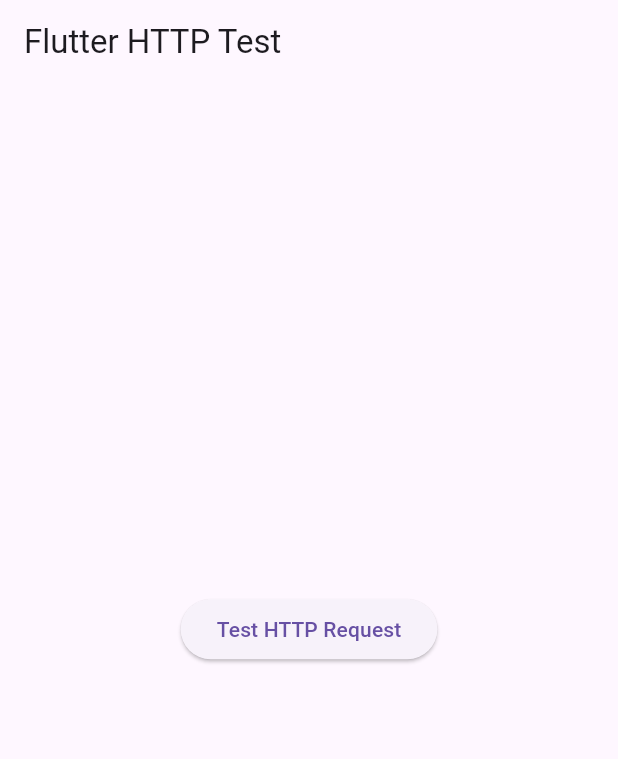
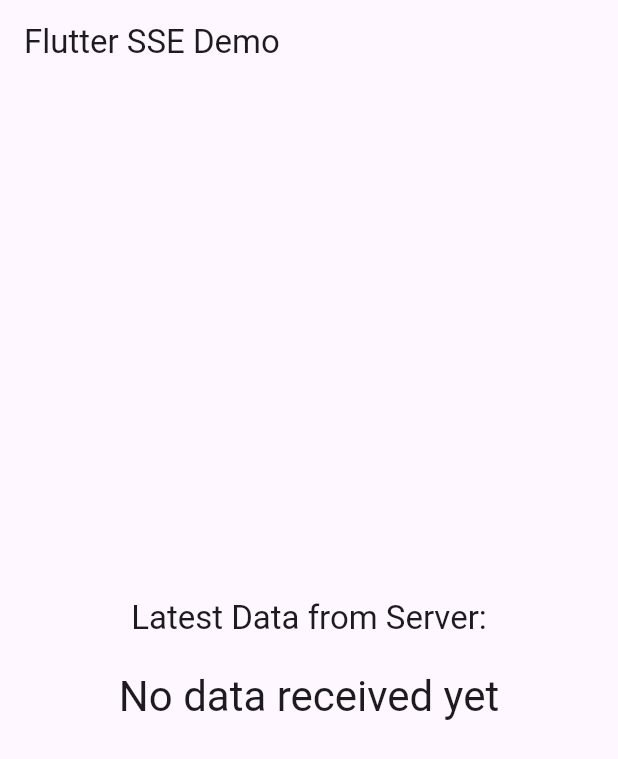
Before and after one commit to usaskMTI/flutter_web_communication, a Flutter app: the screen it shows after launch, on a phone screen of 412 x 824 dp. Shown: the top 759 px of the screen. Run offline on Flutter 3.47's test engine with Material 3 defaults, Android fonts, the light colour scheme and no system bars; missing offline and left inert: dart:html.

Commit message:
Works with real time sse

```diff
--- a/app/lib/main.dart
+++ b/app/lib/main.dart
@@ -1,5 +1,6 @@
+import 'dart:convert';
+import 'dart:html';
 import 'package:flutter/material.dart';
-import 'package:http/http.dart' as http;
 
 void main() {
   runApp(MyApp());
@@ -9,60 +10,58 @@ class MyApp extends StatelessWidget {
   @override
   Widget build(BuildContext context) {
     return MaterialApp(
-      title: 'Flutter HTTP Test',
+      title: 'Flutter SSE Demo',
       theme: ThemeData(
         primarySwatch: Colors.blue,
       ),
-      home: TestPage(),
+      home: SSEDemoPage(),
     );
   }
 }
 
-class TestPage extends StatefulWidget {
+class SSEDemoPage extends StatefulWidget {
   @override
-  _TestPageState createState() => _TestPageState();
+  _SSEDemoPageState createState() => _SSEDemoPageState();
 }
 
-class _TestPageState extends State<TestPage> {
-  String _response = '';
+class _SSEDemoPageState extends State<SSEDemoPage> {
+  String _data = 'No data received yet';
 
-  void testHttpRequest() async {
-    try {
-      final response = await http.get(Uri.parse('http://localhost:5001/test'));
-      if (response.statusCode == 200) {
-        setState(() {
-          _response = response.body;
-          debugPrint(response.body);
-        });
-      } else {
-        setState(() {
-          _response = 'Failed to load data';
-        });
-      }
-    } catch (e) {
+  @override
+  void initState() {
+    super.initState();
+    listenForServerEvents();
+  }
+
+  void listenForServerEvents() {
+    final eventSource = EventSource('http://localhost:5001/events');
+    eventSource.onMessage.listen((event) {
+      final data = json.decode(event.data);
       setState(() {
-        _response = 'Error: $e';
-        debugPrint(e.toString());
+        _data = data['message'];
       });
-    }
+    });
   }
 
   @override
   Widget build(BuildContext context) {
     return Scaffold(
       appBar: AppBar(
-        title: Text('Flutter HTTP Test'),
+        title: Text('Flutter SSE Demo'),
       ),
       body: Center(
         child: Column(
           mainAxisAlignment: MainAxisAlignment.center,
           children: <Widget>[
-            ElevatedButton(
-              onPressed: testHttpRequest,
-              child: Text('Test HTTP Request'),
+            Text(
+              'Latest Data from Server:',
+              style: Theme.of(context).textTheme.headline6,
             ),
             SizedBox(height: 20),
-            Text(_response),
+            Text(
+              _data,
+              style: Theme.of(context).textTheme.headline4,
+            ),
           ],
         ),
       ),
```
Also changed, not shown: 1 other file.
